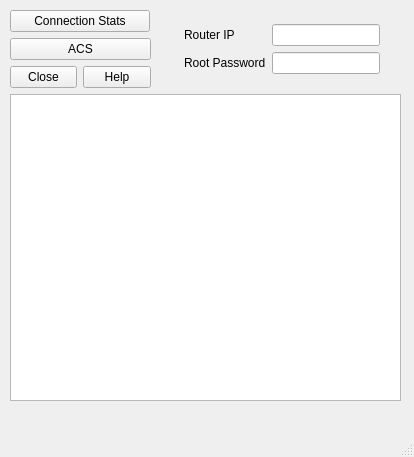
PTST/Python-Telnet-Client, file design.ui: the form before one commit.
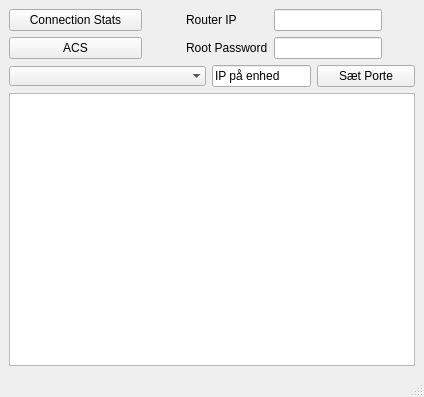
The form after the commit.

The edit to the form file:
```diff
--- a/design.ui
+++ b/design.ui
@@ -6,24 +6,20 @@
    <rect>
     <x>0</x>
     <y>0</y>
-    <width>414</width>
-    <height>457</height>
+    <width>424</width>
+    <height>397</height>
    </rect>
   </property>
   <property name="windowTitle">
    <string>MainWindow</string>
   </property>
   <widget class="QWidget" name="centralwidget">
-   <widget class="QWidget" name="verticalLayoutWidget_4">
-    <property name="geometry">
-     <rect>
-      <x>10</x>
-      <y>10</y>
-      <width>391</width>
-      <height>391</height>
-     </rect>
-    </property>
-    <layout class="QVBoxLayout" name="verticalLayout_4">
+   <layout class="QVBoxLayout" name="verticalLayout_2">
+    <item>
+     <layout class="QVBoxLayout" name="verticalLayout_4" stretch="0,0,0">
+      <property name="sizeConstraint">
+       <enum>QLayout::SetNoConstraint</enum>
+      </property>
      <item>
       <layout class="QHBoxLayout" name="horizontalLayout_2" stretch="1,2">
        <item>
@@ -69,25 +65,6 @@
            </property>
           </widget>
          </item>
-         <item>
-          <widget class="QDialogButtonBox" name="buttonBox">
-           <property name="maximumSize">
-            <size>
-             <width>141</width>
-             <height>16777215</height>
-            </size>
-           </property>
-           <property name="orientation">
-            <enum>Qt::Horizontal</enum>
-           </property>
-           <property name="standardButtons">
-            <set>QDialogButtonBox::Close|QDialogButtonBox::Help</set>
-           </property>
-           <property name="centerButtons">
-            <bool>true</bool>
-           </property>
-          </widget>
-         </item>
         </layout>
        </item>
        <item>
@@ -106,7 +83,14 @@
           </widget>
          </item>
          <item row="0" column="1">
-          <widget class="QLineEdit" name="RouterIP"/>
+           <widget class="QLineEdit" name="RouterIP">
+            <property name="maximumSize">
+             <size>
+              <width>127</width>
+              <height>16777215</height>
+             </size>
+            </property>
+           </widget>
          </item>
          <item row="1" column="0">
           <widget class="QLabel" name="rootPasswordLabel">
@@ -116,21 +100,73 @@
           </widget>
          </item>
          <item row="1" column="1">
-          <widget class="QLineEdit" name="rootPassword"/>
+           <widget class="QLineEdit" name="rootPassword">
+            <property name="maximumSize">
+             <size>
+              <width>127</width>
+              <height>16777215</height>
+             </size>
+            </property>
+           </widget>
          </item>
         </layout>
        </item>
       </layout>
      </item>
+      <item>
+       <layout class="QHBoxLayout" name="horizontalLayout" stretch="2,1,1">
+        <item>
+         <widget class="QComboBox" name="comboBox">
+          <property name="maximumSize">
+           <size>
+            <width>292</width>
+            <height>16777215</height>
+           </size>
+          </property>
+          <property name="frame">
+           <bool>false</bool>
+          </property>
+         </widget>
+        </item>
+        <item>
+         <widget class="QLineEdit" name="unitIP">
+          <property name="text">
+           <string>IP på enhed</string>
+          </property>
+         </widget>
+        </item>
+        <item>
+         <widget class="QPushButton" name="portbttn">
+          <property name="maximumSize">
+           <size>
+            <width>101</width>
+            <height>16777215</height>
+           </size>
+          </property>
+          <property name="text">
+           <string>Sæt Porte</string>
+          </property>
+         </widget>
+        </item>
+       </layout>
+      </item>
      <item>
       <layout class="QVBoxLayout" name="verticalLayout_3">
        <item>
-        <widget class="QTextEdit" name="textEdit"/>
-       </item>
-      </layout>
-     </item>
-    </layout>
-   </widget>
+         <widget class="QTextEdit" name="textEdit">
+          <property name="minimumSize">
+           <size>
+            <width>396</width>
+            <height>0</height>
+           </size>
+          </property>
+         </widget>
+        </item>
+       </layout>
+      </item>
+     </layout>
+    </item>
+   </layout>
   </widget>
   <widget class="QStatusBar" name="statusbar"/>
  </widget>
```
Lines whose indentation alone changed are shown as unchanged.
